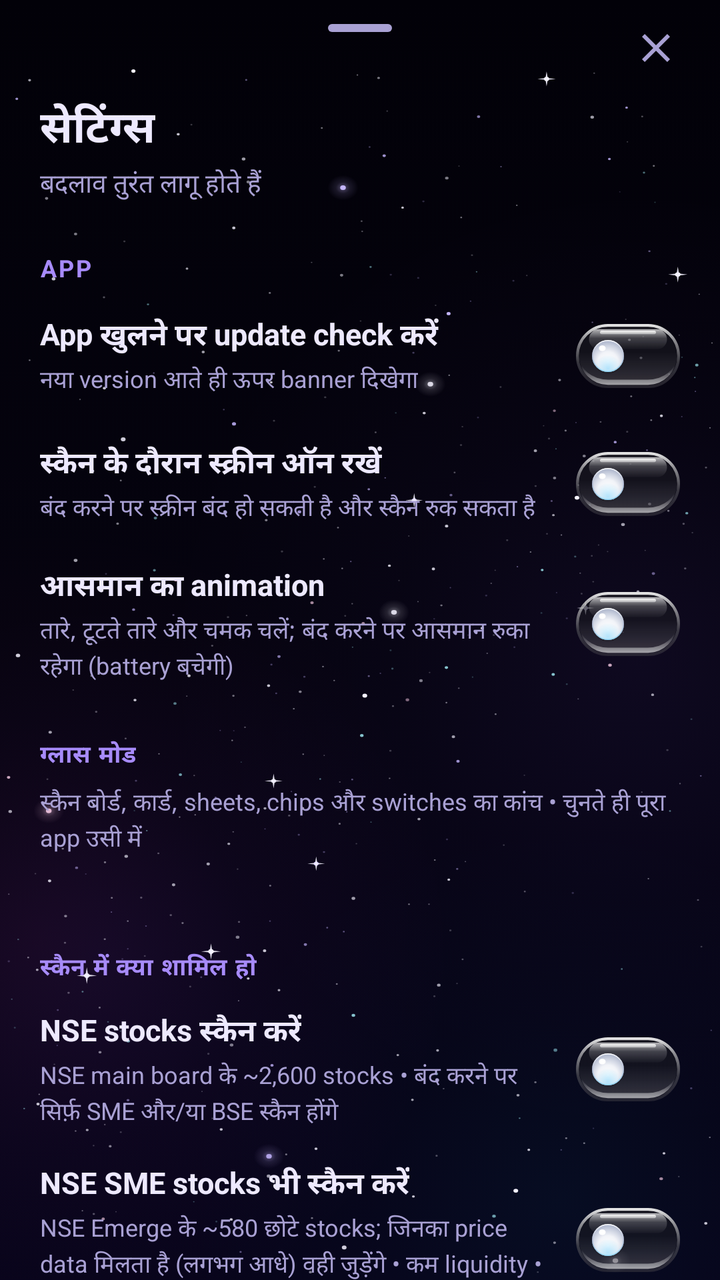
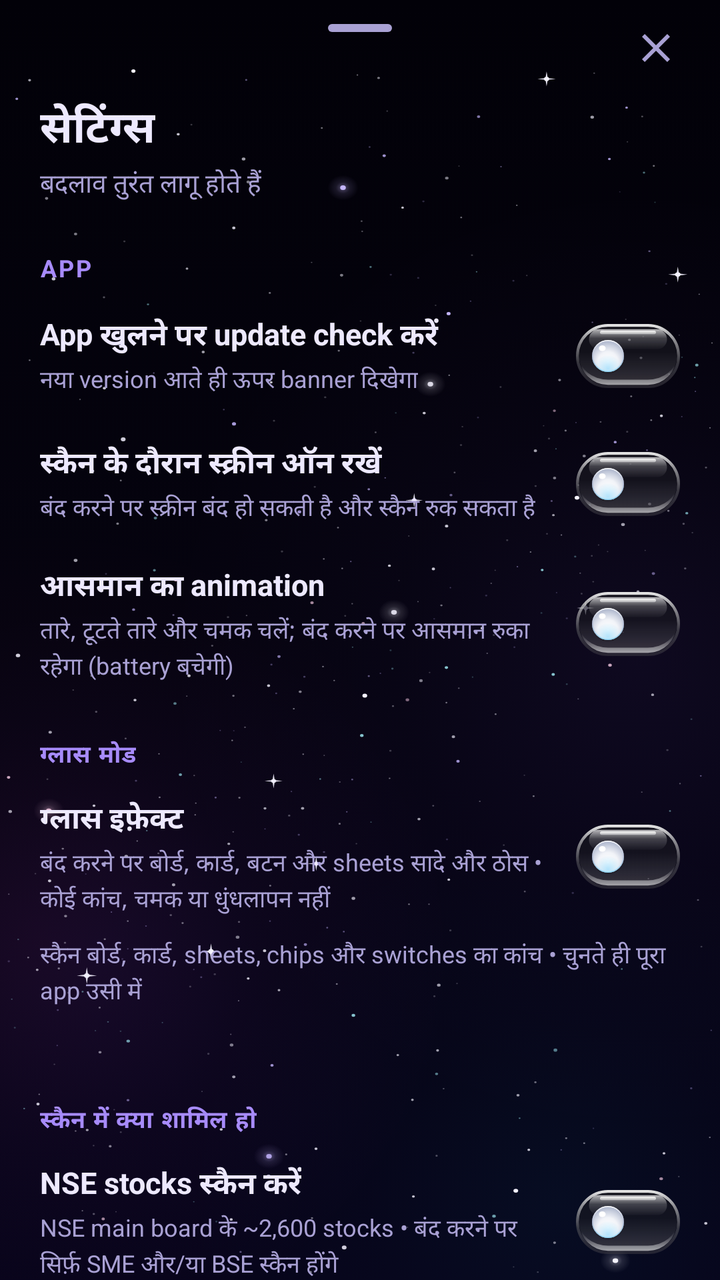

Compare the two renders of this Android layout. The source of the first and the diff that turns it into the second are given below.
<!-- AndroidManifest.xml: application theme Theme.ShareScan -->
<!-- res/layout/sheet_settings.xml -->
<?xml version="1.0" encoding="utf-8"?>
<LinearLayout xmlns:android="http://schemas.android.com/apk/res/android"
    xmlns:app="http://schemas.android.com/apk/res-auto"
    android:layout_width="match_parent"
    android:layout_height="wrap_content"
    android:orientation="vertical">

    <include
        android:id="@+id/sheetTopBar"
        layout="@layout/sheet_top_bar" />

    <TextView
        style="@style/SheetTitle"
        android:layout_width="wrap_content"
        android:layout_height="wrap_content"
        android:text="@string/settings_title" />

    <TextView
        style="@style/SheetSubtitle"
        android:layout_width="wrap_content"
        android:layout_height="wrap_content"
        android:text="@string/settings_subtitle" />

    <androidx.core.widget.NestedScrollView
        android:layout_width="match_parent"
        android:layout_height="wrap_content">

        <LinearLayout
            android:layout_width="match_parent"
            android:layout_height="wrap_content"
            android:orientation="vertical"
            android:paddingBottom="24dp">

            <TextView
                style="@style/SettingsSection"
                android:layout_width="wrap_content"
                android:layout_height="wrap_content"
                android:text="@string/settings_section_app" />

            <LinearLayout
                android:id="@+id/settingUpdatesRow"
                style="@style/SettingsRow"
                android:layout_width="match_parent"
                android:layout_height="wrap_content">

                <LinearLayout
                    android:layout_width="0dp"
                    android:layout_height="wrap_content"
                    android:layout_marginEnd="12dp"
                    android:layout_weight="1"
                    android:orientation="vertical">

                    <TextView
                        style="@style/SettingsRowTitle"
                        android:layout_width="wrap_content"
                        android:layout_height="wrap_content"
                        android:text="@string/settings_updates" />

                    <TextView
                        style="@style/SettingsRowBody"
                        android:layout_width="wrap_content"
                        android:layout_height="wrap_content"
                        android:text="@string/settings_updates_body" />
                </LinearLayout>

                <com.google.android.material.materialswitch.MaterialSwitch
                    android:id="@+id/settingUpdates"
                    android:layout_width="wrap_content"
                    android:layout_height="wrap_content"
                    android:contentDescription="@string/settings_updates" />
            </LinearLayout>

            <LinearLayout
                android:id="@+id/settingScreenRow"
                style="@style/SettingsRow"
                android:layout_width="match_parent"
                android:layout_height="wrap_content">

                <LinearLayout
                    android:layout_width="0dp"
                    android:layout_height="wrap_content"
                    android:layout_marginEnd="12dp"
                    android:layout_weight="1"
                    android:orientation="vertical">

                    <TextView
                        style="@style/SettingsRowTitle"
                        android:layout_width="wrap_content"
                        android:layout_height="wrap_content"
                        android:text="@string/settings_screen" />

                    <TextView
                        style="@style/SettingsRowBody"
                        android:layout_width="wrap_content"
                        android:layout_height="wrap_content"
                        android:text="@string/settings_screen_body" />
                </LinearLayout>

                <com.google.android.material.materialswitch.MaterialSwitch
                    android:id="@+id/settingScreen"
                    android:layout_width="wrap_content"
                    android:layout_height="wrap_content"
                    android:contentDescription="@string/settings_screen" />
            </LinearLayout>

            <LinearLayout
                android:id="@+id/settingSkyRow"
                style="@style/SettingsRow"
                android:layout_width="match_parent"
                android:layout_height="wrap_content">

                <LinearLayout
                    android:layout_width="0dp"
                    android:layout_height="wrap_content"
                    android:layout_marginEnd="12dp"
                    android:layout_weight="1"
                    android:orientation="vertical">

                    <TextView
                        style="@style/SettingsRowTitle"
                        android:layout_width="wrap_content"
                        android:layout_height="wrap_content"
                        android:text="@string/settings_sky" />

                    <TextView
                        style="@style/SettingsRowBody"
                        android:layout_width="wrap_content"
                        android:layout_height="wrap_content"
                        android:text="@string/settings_sky_body" />
                </LinearLayout>

                <com.google.android.material.materialswitch.MaterialSwitch
                    android:id="@+id/settingSky"
                    android:layout_width="wrap_content"
                    android:layout_height="wrap_content"
                    android:contentDescription="@string/settings_sky" />
            </LinearLayout>

            
            <TextView
                style="@style/SettingsSection"
                android:layout_width="wrap_content"
                android:layout_height="wrap_content"
                android:text="@string/settings_section_glass" />

            <TextView
                style="@style/SettingsRowBody"
                android:layout_width="wrap_content"
                android:layout_height="wrap_content"
                android:layout_marginHorizontal="20dp"
                android:text="@string/settings_glass_body" />

            <com.google.android.material.chip.ChipGroup
                android:id="@+id/settingGlass"
                android:layout_width="match_parent"
                android:layout_height="wrap_content"
                android:layout_marginTop="8dp"
                android:paddingHorizontal="20dp"
                app:selectionRequired="true"
                app:singleSelection="true" />

            <TextView
                android:id="@+id/settingGlassCurrent"
                style="@style/SettingsRowBody"
                android:layout_width="wrap_content"
                android:layout_height="wrap_content"
                android:layout_marginHorizontal="20dp"
                android:layout_marginTop="4dp" />

            <TextView
                style="@style/SettingsSection"
                android:layout_width="wrap_content"
                android:layout_height="wrap_content"
                android:text="@string/settings_section_scan" />

            <LinearLayout
                android:id="@+id/settingNseRow"
                style="@style/SettingsRow"
                android:layout_width="match_parent"
                android:layout_height="wrap_content">

                <LinearLayout
                    android:layout_width="0dp"
                    android:layout_height="wrap_content"
                    android:layout_marginEnd="12dp"
                    android:layout_weight="1"
                    android:orientation="vertical">

                    <TextView
                        style="@style/SettingsRowTitle"
                        android:layout_width="wrap_content"
                        android:layout_height="wrap_content"
                        android:text="@string/settings_nse" />

                    <TextView
                        style="@style/SettingsRowBody"
                        android:layout_width="wrap_content"
                        android:layout_height="wrap_content"
                        android:text="@string/settings_nse_body" />
                </LinearLayout>

                <com.google.android.material.materialswitch.MaterialSwitch
                    android:id="@+id/settingNse"
                    android:layout_width="wrap_content"
                    android:layout_height="wrap_content"
                    android:contentDescription="@string/settings_nse" />
            </LinearLayout>

            <LinearLayout
                android:id="@+id/settingSmeRow"
                style="@style/SettingsRow"
                android:layout_width="match_parent"
                android:layout_height="wrap_content">

                <LinearLayout
                    android:layout_width="0dp"
                    android:layout_height="wrap_content"
                    android:layout_marginEnd="12dp"
                    android:layout_weight="1"
                    android:orientation="vertical">

                    <TextView
                        style="@style/SettingsRowTitle"
                        android:layout_width="wrap_content"
                        android:layout_height="wrap_content"
                        android:text="@string/settings_sme" />

                    <TextView
                        style="@style/SettingsRowBody"
                        android:layout_width="wrap_content"
                        android:layout_height="wrap_content"
                        android:text="@string/settings_sme_body" />
                </LinearLayout>

                <com.google.android.material.materialswitch.MaterialSwitch
                    android:id="@+id/settingSme"
                    android:layout_width="wrap_content"
                    android:layout_height="wrap_content"
                    android:contentDescription="@string/settings_sme" />
            </LinearLayout>

            <LinearLayout
                android:id="@+id/settingBseRow"
                style="@style/SettingsRow"
                android:layout_width="match_parent"
                android:layout_height="wrap_content">

                <LinearLayout
                    android:layout_width="0dp"
                    android:layout_height="wrap_content"
                    android:layout_marginEnd="12dp"
                    android:layout_weight="1"
                    android:orientation="vertical">

                    <TextView
                        style="@style/SettingsRowTitle"
                        android:layout_width="wrap_content"
                        android:layout_height="wrap_content"
                        android:text="@string/settings_bse" />

                    <TextView
                        style="@style/SettingsRowBody"
                        android:layout_width="wrap_content"
                        android:layout_height="wrap_content"
                        android:text="@string/settings_bse_body" />
                </LinearLayout>

                <com.google.android.material.materialswitch.MaterialSwitch
                    android:id="@+id/settingBse"
                    android:layout_width="wrap_content"
                    android:layout_height="wrap_content"
                    android:contentDescription="@string/settings_bse" />
            </LinearLayout>

            <TextView
                style="@style/SettingsSection"
                android:layout_width="wrap_content"
                android:layout_height="wrap_content"
                android:text="@string/settings_section_chart" />

            <TextView
                style="@style/SettingsRowBody"
                android:layout_width="wrap_content"
                android:layout_height="wrap_content"
                android:layout_marginHorizontal="20dp"
                android:text="@string/settings_chart_body" />

            <com.google.android.material.chip.ChipGroup
                android:id="@+id/settingChart"
                android:layout_width="match_parent"
                android:layout_height="wrap_content"
                android:layout_marginTop="8dp"
                android:paddingHorizontal="20dp"
                app:selectionRequired="true"
                app:singleSelection="true" />

            <TextView
                style="@style/SettingsSection"
                android:layout_width="wrap_content"
                android:layout_height="wrap_content"
                android:text="@string/settings_section_data" />

            <com.google.android.material.button.MaterialButton
                android:id="@+id/settingClearWatchlist"
                style="@style/SettingsAction"
                android:layout_width="match_parent"
                android:layout_height="wrap_content"
                app:icon="@drawable/ic_star_outline" />

            <com.google.android.material.button.MaterialButton
                android:id="@+id/settingResetFilters"
                style="@style/SettingsAction"
                android:layout_width="match_parent"
                android:layout_height="wrap_content"
                android:text="@string/settings_reset_filters"
                app:icon="@drawable/ic_tune" />

            <com.google.android.material.button.MaterialButton
                android:id="@+id/settingClearRanks"
                style="@style/SettingsAction"
                android:layout_width="match_parent"
                android:layout_height="wrap_content"
                android:text="@string/settings_clear_ranks"
                app:icon="@drawable/ic_delete" />
        </LinearLayout>
    </androidx.core.widget.NestedScrollView>
</LinearLayout>
<!-- res/layout/sheet_top_bar.xml (included above) -->
<?xml version="1.0" encoding="utf-8"?>
<FrameLayout xmlns:android="http://schemas.android.com/apk/res/android"
    xmlns:app="http://schemas.android.com/apk/res-auto"
    android:layout_width="match_parent"
    android:layout_height="wrap_content">

    <com.google.android.material.bottomsheet.BottomSheetDragHandleView
        android:layout_width="match_parent"
        android:layout_height="wrap_content" />

    <ImageButton
        android:id="@+id/sheetBack"
        android:layout_width="48dp"
        android:layout_height="48dp"
        android:layout_gravity="start|center_vertical"
        android:layout_marginStart="8dp"
        android:background="?attr/selectableItemBackgroundBorderless"
        android:contentDescription="@string/sheet_back"
        android:src="@drawable/ic_arrow_back"
        android:visibility="gone"
        app:tint="@color/text_primary" />

    <ImageButton
        android:id="@+id/sheetClose"
        android:layout_width="48dp"
        android:layout_height="48dp"
        android:layout_gravity="end|center_vertical"
        android:layout_marginEnd="8dp"
        android:background="?attr/selectableItemBackgroundBorderless"
        android:contentDescription="@string/sheet_close"
        android:src="@drawable/ic_close"
        app:tint="@color/text_secondary" />
</FrameLayout>
<!-- resources referenced by this layout -->
<resources>
  <string name="settings_bse">BSE stocks भी स्कैन करें</string>
  <string name="settings_bse_body">NSE चालू हो तो सिर्फ़ BSE वाले ~2,000 stocks जुड़ते हैं, NSE बंद हो तो BSE के सभी ~4,400 • स्कैन लंबा होगा • सिर्फ़ BSE वाले stocks का market cap नहीं दिखता • अगले स्कैन से</string>
  <string name="settings_chart_body">Stock detail का चार्ट बटन कहाँ खुले</string>
  <string name="settings_clear_ranks">NEW / ▲▼ rank history साफ़ करें</string>
  <string name="settings_glass_body">स्कैन बोर्ड, कार्ड, sheets, chips और switches का कांच • चुनते ही पूरा app उसी में</string>
  <string name="settings_nse">NSE stocks स्कैन करें</string>
  <string name="settings_nse_body">NSE main board के ~2,600 stocks • बंद करने पर सिर्फ़ SME और/या BSE स्कैन होंगे</string>
  <string name="settings_reset_filters">सभी Filters reset करें</string>
  <string name="settings_screen">स्कैन के दौरान स्क्रीन ऑन रखें</string>
  <string name="settings_screen_body">बंद करने पर स्क्रीन बंद हो सकती है और स्कैन रुक सकता है</string>
  <string name="settings_section_app">App</string>
  <string name="settings_section_chart">चार्ट</string>
  <string name="settings_section_data">डेटा</string>
  <string name="settings_section_glass">ग्लास मोड</string>
  <string name="settings_section_scan">स्कैन में क्या शामिल हो</string>
  <string name="settings_sky">आसमान का animation</string>
  <string name="settings_sky_body">तारे, टूटते तारे और चमक चलें; बंद करने पर आसमान रुका रहेगा (battery बचेगी)</string>
  <string name="settings_sme">NSE SME stocks भी स्कैन करें</string>
  <string name="settings_sme_body">NSE Emerge के ~580 छोटे stocks; जिनका price data मिलता है (लगभग आधे) वही जुड़ेंगे • कम liquidity • अगले स्कैन से</string>
  <string name="settings_subtitle">बदलाव तुरंत लागू होते हैं</string>
  <string name="settings_title">सेटिंग्स</string>
  <string name="settings_updates">App खुलने पर update check करें</string>
  <string name="settings_updates_body">नया version आते ही ऊपर banner दिखेगा</string>
  <string name="sheet_back">वापस मेन्यू पर</string>
  <string name="sheet_close">बंद करें</string>
  <color name="galaxy_accent">#A78BFA</color>
  <color name="galaxy_on_accent">#1B0B45</color>
  <color name="galaxy_accent_container">#3B2381</color>
  <color name="galaxy_on_accent_container">#EDE9FE</color>
  <color name="galaxy_primary_inverse">#5B3FD0</color>
  <color name="galaxy_cyan">#22D3EE</color>
  <color name="galaxy_magenta">#F472B6</color>
  <color name="galaxy_bg">#020108</color>
  <color name="galaxy_surface_high">#1D1347</color>
  <color name="galaxy_surface_lowest">#010005</color>
  <color name="galaxy_surface_low">#0E0829</color>
  <color name="galaxy_surface">#150D3A</color>
  <color name="galaxy_surface_highest">#271A58</color>
  <color name="galaxy_text">#EDE9FE</color>
  <color name="galaxy_text_soft">#A9A1D4</color>
  <color name="galaxy_outline">#3B2F7A</color>
  <color name="bear">#FB7185</color>
  <color name="galaxy_card">#B3170E3F</color>
  <color name="galaxy_card_stroke">#8CA78BFA</color>
  <color name="galaxy_sheet">#E0120A33</color>
  <color name="galaxy_track">#2A1E5E</color>
  <style name="Widget.ShareScan.Button" parent="Widget.Material3.Button">
          <item name="android:stateListAnimator">@animator/press_scale</item>
      </style>
  <style name="Widget.ShareScan.BottomSheet" parent="Widget.Material3.BottomSheet.Modal">
          <item name="backgroundTint">@color/glass_sheet</item>
      </style>
  <color name="hero_glass_mid">#666A22B5</color>
  <color name="hero_glass_end">#5908718F</color>
  <color name="hero_glass_start">#5922104E</color>
  <color name="glass_sheen">#2EFFFFFF</color>
  <color name="glass_rim">#59FFFFFF</color>
  <!-- unchanged entries left out for length: 37 -->
</resources>

<!-- the commit's change to res/layout/sheet_settings.xml (unified diff, before → after) -->
@@ -142,6 +142,40 @@
                 android:layout_width="wrap_content"
                 android:layout_height="wrap_content"
                 android:text="@string/settings_section_glass" />
+
+            
+            <LinearLayout
+                android:id="@+id/settingGlassRow"
+                style="@style/SettingsRow"
+                android:layout_width="match_parent"
+                android:layout_height="wrap_content">
+
+                <LinearLayout
+                    android:layout_width="0dp"
+                    android:layout_height="wrap_content"
+                    android:layout_marginEnd="12dp"
+                    android:layout_weight="1"
+                    android:orientation="vertical">
+
+                    <TextView
+                        style="@style/SettingsRowTitle"
+                        android:layout_width="wrap_content"
+                        android:layout_height="wrap_content"
+                        android:text="@string/settings_glass_on" />
+
+                    <TextView
+                        style="@style/SettingsRowBody"
+                        android:layout_width="wrap_content"
+                        android:layout_height="wrap_content"
+                        android:text="@string/settings_glass_on_body" />
+                </LinearLayout>
+
+                <com.google.android.material.materialswitch.MaterialSwitch
+                    android:id="@+id/settingGlassOn"
+                    android:layout_width="wrap_content"
+                    android:layout_height="wrap_content"
+                    android:contentDescription="@string/settings_glass_on" />
+            </LinearLayout>
 
             <TextView
                 style="@style/SettingsRowBody"
<!-- resource entries referenced after the edit -->
@@ -5,6 +5,8 @@
   <string name="settings_chart_body">Stock detail का चार्ट बटन कहाँ खुले</string>
   <string name="settings_clear_ranks">NEW / ▲▼ rank history साफ़ करें</string>
   <string name="settings_glass_body">स्कैन बोर्ड, कार्ड, sheets, chips और switches का कांच • चुनते ही पूरा app उसी में</string>
+  <string name="settings_glass_on">ग्लास इफ़ेक्ट</string>
+  <string name="settings_glass_on_body">बंद करने पर बोर्ड, कार्ड, बटन और sheets सादे और ठोस • कोई कांच, चमक या धुंधलापन नहीं</string>
   <string name="settings_nse">NSE stocks स्कैन करें</string>
   <string name="settings_nse_body">NSE main board के ~2,600 stocks • बंद करने पर सिर्फ़ SME और/या BSE स्कैन होंगे</string>
   <string name="settings_reset_filters">सभी Filters reset करें</string>
